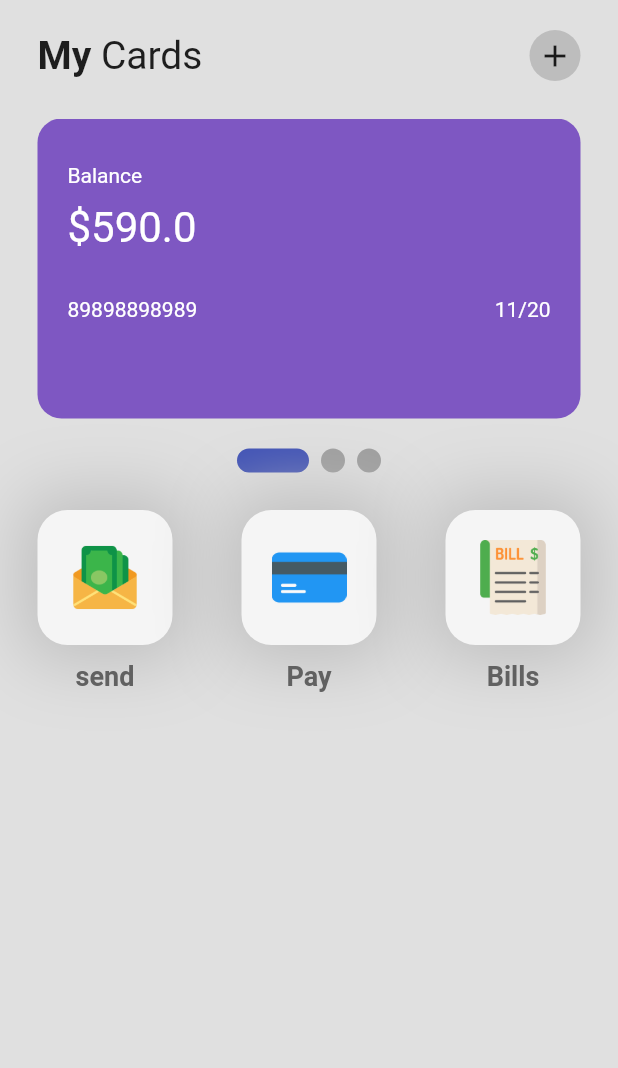
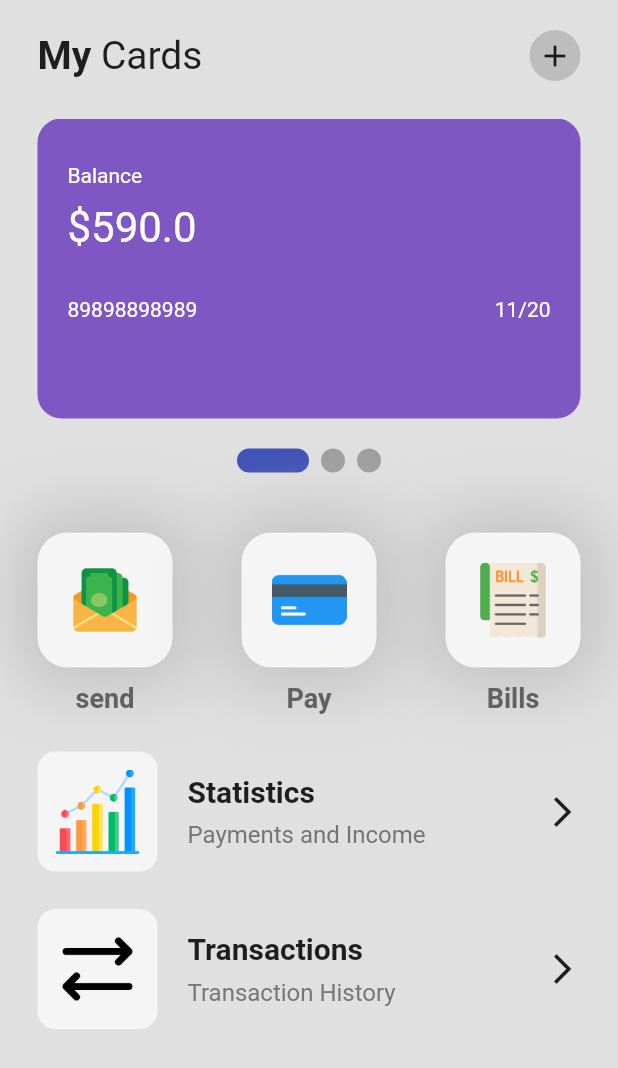
Before and after one commit to theclassical-dev/simple-wallet-app.dart, a Flutter app: the screen it shows after launch, on a phone screen of 412 x 824 dp. Shown: the top 1068 px of the screen. Run offline on Flutter 3.47's test engine with Material 2 defaults, Android fonts, the phone set to English and light mode, and no system bars; drawn by our look-alikes of smooth_page_indicator.

Commit message:
statisric and transaction icon listtile added

```diff
--- a/lib/pages/homepage.dart
+++ b/lib/pages/homepage.dart
@@ -1,6 +1,7 @@
 import 'package:flutter/cupertino.dart';
 import 'package:flutter/material.dart';
 import 'package:smooth_page_indicator/smooth_page_indicator.dart';
+import 'package:walletapp/util/icon_listtile.dart';
 import 'package:walletapp/util/wallet_card.dart';
 
 import '../util/icon_button.dart';
@@ -67,10 +68,10 @@ class _HomePageState extends State<HomePage> {
               ),
               SizedBox(height: 20),
               SmoothPageIndicator(controller: _controller, count: 3, effect: const ExpandingDotsEffect(),),
-              SizedBox(height: 25),
+              SizedBox(height: 40),
 
               //3 buttons send + pay +bills
-                Padding(
+              Padding(
                   padding: const EdgeInsets.symmetric(horizontal: 25.0),
                   child: Row(
                     mainAxisAlignment: MainAxisAlignment.spaceBetween,
@@ -86,8 +87,17 @@ class _HomePageState extends State<HomePage> {
 
                     ],
                   ),
-                )
+                ),
               //columns stats + transactions
+              Padding(
+                padding: const EdgeInsets.all(25.0),
+                child: Column(
+                  children: [
+                    IconListTile(iconImagePath: 'assets/icons/analysis.png', tileName: 'Statistics', tileSubname: 'Payments and Income'),
+                    IconListTile(iconImagePath: 'assets/icons/transaction.png', tileName: 'Transactions', tileSubname: 'Transaction History'),
+                  ],
+                ),
+              )
             ],
           ),
         ),
--- /dev/null
+++ b/lib/util/icon_listtile.dart
@@ -0,0 +1,45 @@
+import 'package:flutter/cupertino.dart';
+import 'package:flutter/material.dart';
+
+class IconListTile extends StatelessWidget {
+  final String iconImagePath;
+  final String tileName;
+  final String tileSubname;
+
+  const IconListTile({Key? key, required this.iconImagePath, required this.tileName, required this.tileSubname}) : super(key: key);
+
+  @override
+  Widget build(BuildContext context) {
+    return Padding(
+      padding: const EdgeInsets.only(bottom: 25.0),
+      child: Row(
+        mainAxisAlignment: MainAxisAlignment.spaceBetween,
+        children: [
+          Row(
+            children: [
+              Container(
+                height: 80,
+                padding: EdgeInsets.all(12),
+                decoration: BoxDecoration(
+                    color: Colors.grey[100],
+                    borderRadius: BorderRadius.circular(12)
+                ),
+                child: Image.asset(iconImagePath),
+              ),
+              SizedBox(width: 20),
+              Column(
+                crossAxisAlignment: CrossAxisAlignment.start,
+                children: [
+                  Text(tileName, style: TextStyle(fontWeight: FontWeight.bold, fontSize: 20),),
+                  SizedBox(height: 8),
+                  Text(tileSubname, style: TextStyle(fontSize: 16, color: Colors.grey[600])),
+                ],
+              ),
+            ],
+          ),
+          Icon(Icons.arrow_forward_ios)
+        ],
+      ),
+    );
+  }
+}
```
